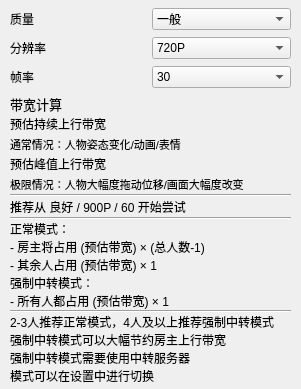
Above: ui/windows/framequality.ui from reitovo/vlink-client before the change. Below: the same form after it.
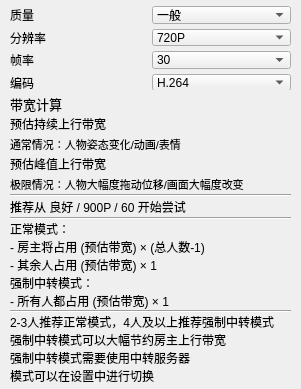
That is the form after the change.

```diff
--- a/ui/windows/framequality.ui
+++ b/ui/windows/framequality.ui
@@ -178,6 +178,56 @@
       </item>
      </layout>
     </item>
+    <item>
+     <spacer name="verticalSpacer_5">
+      <property name="orientation">
+       <enum>Qt::Vertical</enum>
+      </property>
+      <property name="sizeType">
+       <enum>QSizePolicy::Fixed</enum>
+      </property>
+      <property name="sizeHint" stdset="0">
+       <size>
+        <width>20</width>
+        <height>5</height>
+       </size>
+      </property>
+     </spacer>
+    </item>
+    <item>
+     <layout class="QHBoxLayout" name="horizontalLayout_codec">
+      <property name="spacing">
+       <number>3</number>
+      </property>
+      <item>
+       <widget class="QLabel" name="usageStat_5">
+        <property name="font">
+         <font>
+          <family>Microsoft YaHei UI</family>
+          <pointsize>9</pointsize>
+         </font>
+        </property>
+        <property name="text">
+         <string>编码</string>
+        </property>
+       </widget>
+      </item>
+      <item>
+       <widget class="QComboBox" name="codecType">
+        <item>
+         <property name="text">
+          <string>H.264</string>
+         </property>
+        </item>
+        <item>
+         <property name="text">
+          <string>HEVC</string>
+         </property>
+        </item>
+       </widget>
+      </item>
+     </layout>
+    </item>
    </layout>
   </widget>
   <widget class="QWidget" name="verticalLayoutWidget_2">
```
Left out of the diff: 12 changed lines with no effect on the pictures.
